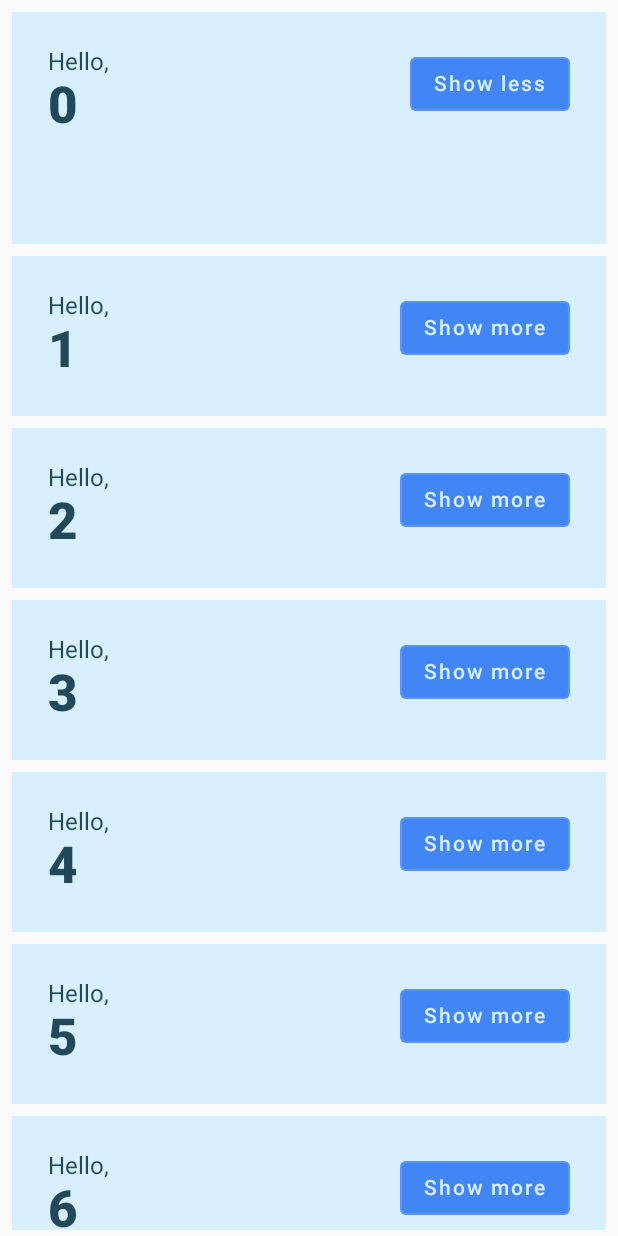
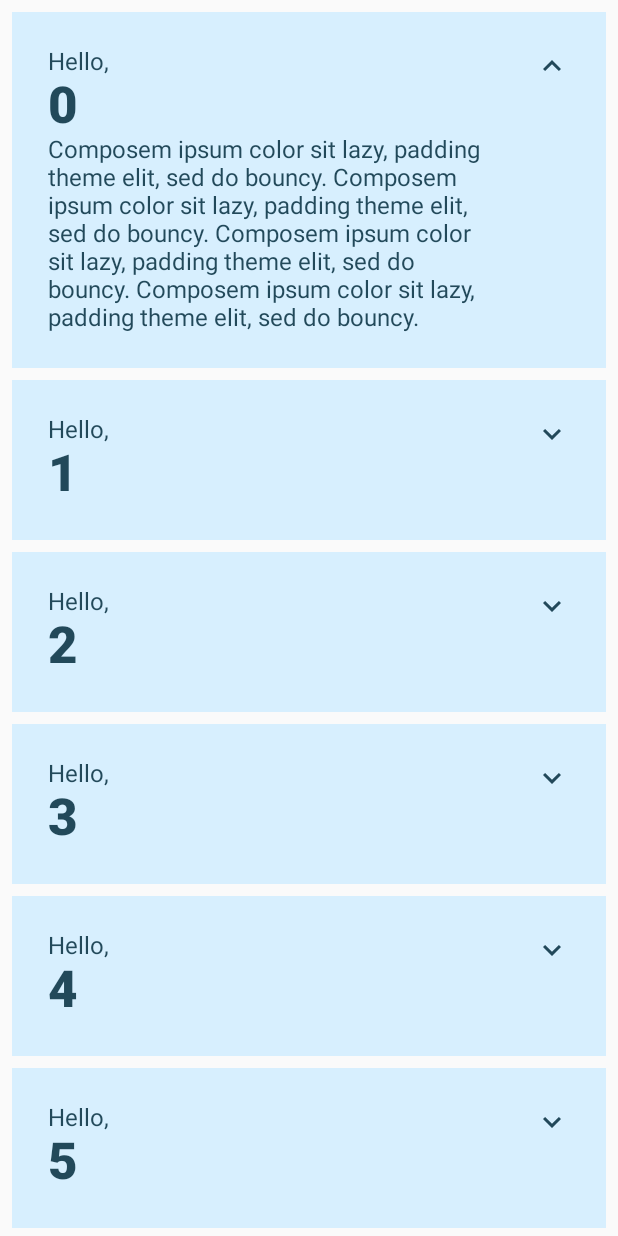
Before and after one commit to EthanPapa519/ComposeTutorial, an Android app built with Jetpack Compose: the screen it shows after launch (MainActivity), after a tap on "Show more", on a phone screen of 412 x 824 dp. Run offline under Robolectric (Android 15) with nearby library versions, the phone set to English and light mode, and no system bars; 1 other tap on this screen came first.

Commit message:
Jetpack Compose Basics.
13. Complete Setting.
- Change to Icon Button
- Using string resources

```diff
--- a/app/build.gradle
+++ b/app/build.gradle
@@ -53,6 +53,7 @@ dependencies {
     implementation "androidx.compose.ui:ui-tooling-preview:$compose_version"
     implementation 'androidx.lifecycle:lifecycle-runtime-ktx:2.3.1'
     implementation 'androidx.activity:activity-compose:1.3.1'
+    implementation "androidx.compose.material:material-icons-extended:$compose_version"
     testImplementation 'junit:junit:4.13.2'
     androidTestImplementation 'androidx.test.ext:junit:1.1.3'
     androidTestImplementation 'androidx.test.espresso:espresso-core:3.4.0'
--- a/app/src/main/java/com/sbee/ethan/android/basicscodelab/MainActivity.kt
+++ b/app/src/main/java/com/sbee/ethan/android/basicscodelab/MainActivity.kt
@@ -1,21 +1,25 @@
 package com.sbee.ethan.android.basicscodelab
 
-import android.annotation.SuppressLint
 import android.content.res.Configuration.UI_MODE_NIGHT_YES
 import android.os.Bundle
 import androidx.activity.ComponentActivity
 import androidx.activity.compose.setContent
+import androidx.compose.animation.animateContentSize
 import androidx.compose.animation.core.Spring
-import androidx.compose.animation.core.animateDpAsState
 import androidx.compose.animation.core.spring
 import androidx.compose.foundation.layout.*
 import androidx.compose.foundation.lazy.LazyColumn
 import androidx.compose.foundation.lazy.items
 import androidx.compose.material.*
+import androidx.compose.material.icons.Icons.Filled
+import androidx.compose.material.icons.filled.ExpandLess
+import androidx.compose.material.icons.filled.ExpandMore
+import androidx.compose.material.Icon
 import androidx.compose.runtime.*
 import androidx.compose.runtime.saveable.rememberSaveable
 import androidx.compose.ui.Alignment
 import androidx.compose.ui.Modifier
+import androidx.compose.ui.res.stringResource
 import androidx.compose.ui.text.font.FontWeight
 import androidx.compose.ui.tooling.preview.Preview
 import androidx.compose.ui.unit.dp
@@ -54,36 +58,54 @@ fun Greetings(names: List<String> = List(1000) { "$it" }) {
 
 @Composable
 fun Greeting(name: String) {
-    val expended = remember { mutableStateOf(false) }
-    val extrapadding by animateDpAsState(
-        if (expended.value) 48.dp else 0.dp,
-        animationSpec = spring(
-            dampingRatio = Spring.DampingRatioMediumBouncy,
-            stiffness = Spring.StiffnessLow
-        )
-    )
+    var expanded by remember { mutableStateOf(false) }
     //val extrapadding = (if (expended.value) 48.dp else 0.dp)
     Surface(
         color = MaterialTheme.colors.primary,
         modifier = Modifier.padding(vertical = 4.dp, horizontal = 8.dp)
     ) {
-        Row(modifier = Modifier.padding(24.dp)) {
+        Row(
+            modifier = Modifier
+                .padding(12.dp)
+                .animateContentSize(
+                    animationSpec = spring(
+                        dampingRatio = Spring.DampingRatioMediumBouncy,
+                        stiffness = Spring.StiffnessLow
+                    )
+                )
+        ) {
             Column(
                 modifier = Modifier
                     .weight(1f)
-                    .padding(bottom = extrapadding.coerceAtLeast(0.dp))
+                    .padding(12.dp)
             ) {
                 Text(text = "Hello,")
-                Text(text = name, style = MaterialTheme.typography.h4.copy(
-                    fontWeight = FontWeight.ExtraBold
-                ))
+                Text(
+                    text = name, style = MaterialTheme.typography.h4.copy(
+                        fontWeight = FontWeight.ExtraBold
+                    )
+                )
+                if (expanded) {
+                    Text(
+                        text = ("Composem ipsum color sit lazy, " +
+                                "padding theme elit, sed do bouncy. ").repeat(4),
+                    )
+                }
             }
-            OutlinedButton(onClick = { expended.value = !expended.value }) {
-                Text(if (expended.value) "Show less" else "Show more")
+            IconButton(onClick = {expanded = !expanded}) {
+                Icon(
+                    imageVector = if (expanded) Filled.ExpandLess else Filled.ExpandMore,
+                    contentDescription = if (expanded) {
+                        stringResource(R.string.show_less)
+                    } else {
+                        stringResource(R.string.show_more)
+                    }
+                )
             }
         }
     }
 }
+
 @Preview(
     showBackground = true,
     widthDp = 320,
--- a/app/src/main/res/values/strings.xml
+++ b/app/src/main/res/values/strings.xml
@@ -1,3 +1,5 @@
 <resources>
     <string name="app_name">Basics Codelab</string>
+    <string name="show_less">Show less</string>
+    <string name="show_more">Show more</string>
 </resources>
```
